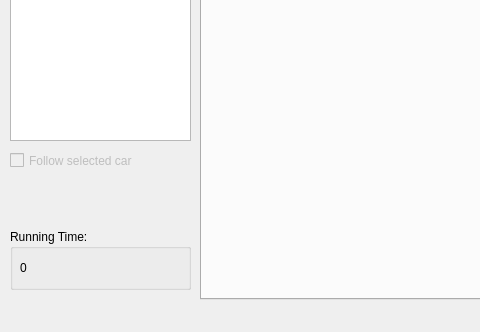
Old version of the form ChronosVirtualObject/mainwindow.ui in the repository RI-SE/ATOS; both pictures show x 0 to 480 and y 388 to 720 of the 1008 by 720 pixel window.
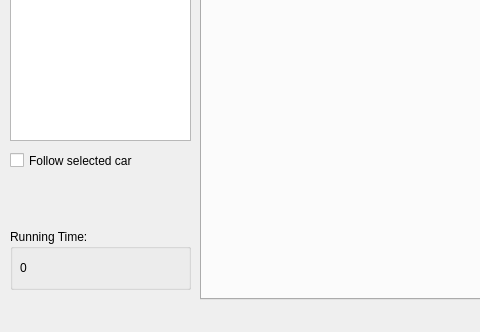
New version of the form. Custom widgets are drawn as their Qt base class.

Commit message: Enabled the use of the checkbox to follow a car during simulation.

Diff of the .ui file:
```diff
--- a/ChronosVirtualObject/mainwindow.ui
+++ b/ChronosVirtualObject/mainwindow.ui
@@ -290,7 +290,7 @@
    </widget>
    <widget class="QCheckBox" name="followCarBox">
     <property name="enabled">
-     <bool>false</bool>
+     <bool>true</bool>
     </property>
     <property name="geometry">
      <rect>
```
The commit also changes 3 other files.
